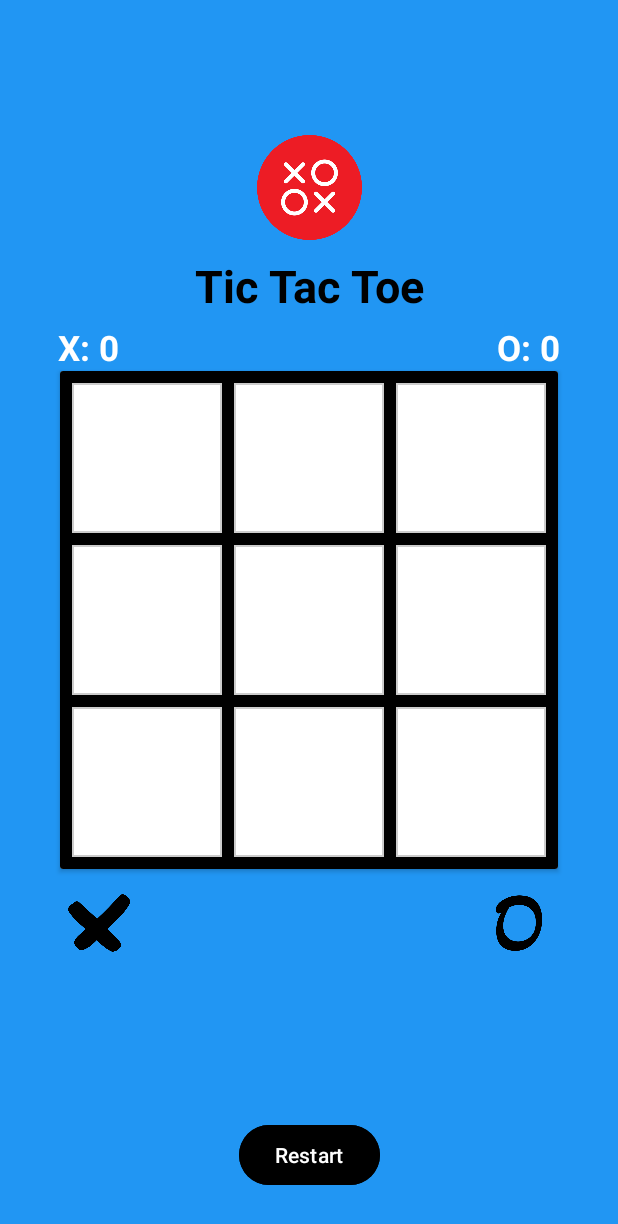
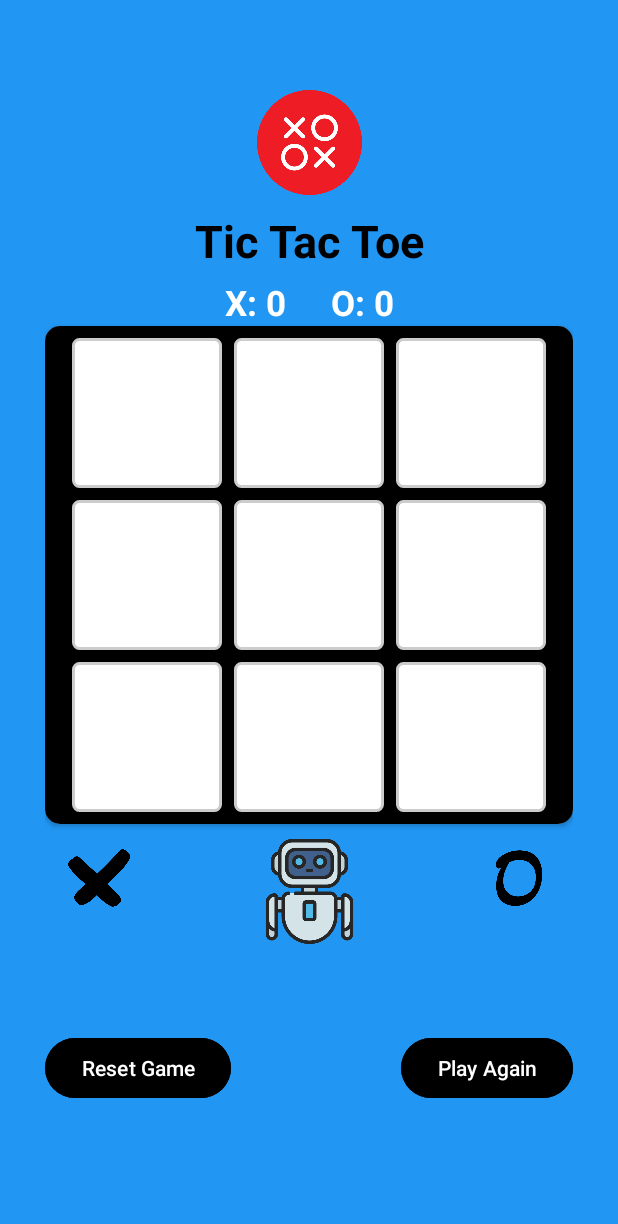
Before and after one commit to Neloy007/TicTacToe, an Android app: the screen it shows after launch (MainActivity), on a phone screen of 412 x 824 dp. Shown: the top 1224 px of the screen. Run offline under Robolectric (Android 15) with nearby library versions, the phone set to English and light mode, and no system bars.

Commit message:
mini max algorithm

```diff
--- a/app/src/main/AndroidManifest.xml
+++ b/app/src/main/AndroidManifest.xml
@@ -6,9 +6,9 @@
         android:allowBackup="true"
         android:dataExtractionRules="@xml/data_extraction_rules"
         android:fullBackupContent="@xml/backup_rules"
-        android:icon="@mipmap/ic_launcher"
+        android:icon="@drawable/game"
         android:label="@string/app_name"
-        android:roundIcon="@mipmap/ic_launcher_round"
+        android:roundIcon="@drawable/game"
         android:supportsRtl="true"
         android:theme="@style/Theme.TicTacToe">
         <activity
--- a/app/src/main/res/drawable/cell_background.xml
+++ b/app/src/main/res/drawable/cell_background.xml
@@ -1,5 +1,6 @@
 <?xml version="1.0" encoding="utf-8"?>
 <shape xmlns:android="http://schemas.android.com/apk/res/android" android:shape="rectangle">
-    <solid android:color="#FFFFFF"/>
-    <stroke android:width="1dp" android:color="#CCCCCC"/>
+    <solid android:color="@color/white" />
+    <stroke android:width="2dp" android:color="#CCCCCC" />
+    <corners android:radius="4dp" />
 </shape>
--- a/app/src/main/res/layout/activity_main.xml
+++ b/app/src/main/res/layout/activity_main.xml
@@ -1,5 +1,6 @@
 <?xml version="1.0" encoding="utf-8"?>
-<androidx.constraintlayout.widget.ConstraintLayout xmlns:android="http://schemas.android.com/apk/res/android"
+<androidx.constraintlayout.widget.ConstraintLayout
+    xmlns:android="http://schemas.android.com/apk/res/android"
     xmlns:app="http://schemas.android.com/apk/res-auto"
     xmlns:tools="http://schemas.android.com/tools"
     android:id="@+id/main"
@@ -9,12 +10,13 @@
     android:layout_height="match_parent"
     tools:context=".MainActivity">
 
+
     <ImageView
         android:id="@+id/logo"
         android:layout_width="70dp"
         android:layout_height="70dp"
         android:src="@drawable/game"
-        android:layout_marginTop="60dp"
+        android:layout_marginTop="30dp"
         app:layout_constraintTop_toTopOf="parent"
         app:layout_constraintStart_toStartOf="parent"
         app:layout_constraintEnd_toEndOf="parent"/>
@@ -30,7 +32,7 @@
         android:textColor="@color/black"
         android:textStyle="bold"
         android:layout_marginTop="10dp"
-                app:layout_constraintTop_toBottomOf="@+id/logo"
+        app:layout_constraintTop_toBottomOf="@id/logo"
         app:layout_constraintStart_toStartOf="parent"
         app:layout_constraintEnd_toEndOf="parent" />
 
@@ -39,7 +41,7 @@
         android:id="@+id/scoreText"
         android:layout_width="wrap_content"
         android:layout_height="wrap_content"
-                android:text="X: 0                                          O: 0"
+        android:text="X: 0     O: 0"
         android:textColor="@color/white"
         android:textSize="23sp"
         android:textStyle="bold"
@@ -51,17 +53,20 @@
 
     <androidx.cardview.widget.CardView
         android:id="@+id/gridCardView"
-                android:layout_width="wrap_content"
+        android:layout_width="0dp"
         android:layout_height="wrap_content"
         android:elevation="20dp"
+        app:cardCornerRadius="10dp"
         app:layout_constraintStart_toStartOf="parent"
         app:layout_constraintEnd_toEndOf="parent"
         app:layout_constraintTop_toBottomOf="@+id/scoreText">
+
         <androidx.constraintlayout.widget.ConstraintLayout
             android:layout_width="match_parent"
             android:background="@color/black"
             android:padding="4dp"
             android:layout_height="match_parent">
+
             <GridLayout
                 android:id="@+id/gridLayout"
                 android:layout_width="wrap_content"
@@ -75,12 +80,7 @@
                 app:layout_constraintEnd_toEndOf="parent">
 
 
-                        <ImageView
-                            android:id="@+id/cell0"
-                            android:layout_width="100dp"
-                            android:layout_height="100dp"
-                            android:background="@drawable/cell_background"
-                            android:scaleType="centerInside" />
+                <ImageView android:id="@+id/cell0" android:layout_width="100dp" android:layout_height="100dp" android:background="@drawable/cell_background" android:scaleType="centerInside" />
                 <ImageView android:id="@+id/cell1" android:layout_width="100dp" android:layout_height="100dp" android:background="@drawable/cell_background" android:scaleType="centerInside" />
                 <ImageView android:id="@+id/cell2" android:layout_width="100dp" android:layout_height="100dp" android:background="@drawable/cell_background" android:scaleType="centerInside" />
                 <ImageView android:id="@+id/cell3" android:layout_width="100dp" android:layout_height="100dp" android:background="@drawable/cell_background" android:scaleType="centerInside" />
@@ -91,8 +91,9 @@
                 <ImageView android:id="@+id/cell8" android:layout_width="100dp" android:layout_height="100dp" android:background="@drawable/cell_background" android:scaleType="centerInside" />
             </GridLayout>
         </androidx.constraintlayout.widget.ConstraintLayout>
+    </androidx.cardview.widget.CardView>
 
-            </androidx.cardview.widget.CardView>
+
     <ImageView
         android:id="@+id/btnChooseX"
         android:layout_width="72dp"
@@ -102,6 +103,7 @@
         app:layout_constraintTop_toBottomOf="@+id/gridCardView"
         app:layout_constraintStart_toStartOf="parent"
         android:padding="15dp" />
+
 
     <ImageView
         android:id="@+id/btnChooseO"
@@ -113,23 +115,41 @@
         app:layout_constraintEnd_toEndOf="parent"
         android:padding="8dp"
         android:layout_marginStart="16dp" />
+
+
     <Button
-                    android:id="@+id/btnRestart"
+        android:id="@+id/btnPlayAgain"
         android:layout_width="wrap_content"
         android:layout_height="wrap_content"
-                    android:text="Restart"
+        android:text="Play Again"
+        android:textColor="@color/white"
         android:backgroundTint="@color/black"
+        app:layout_constraintTop_toBottomOf="@id/btnChooseO"
+        app:layout_constraintEnd_toEndOf="parent"
+        app:layout_constraintBottom_toBottomOf="parent"
+        android:layout_marginTop="8dp" />
+
+
+    <Button
+        android:id="@+id/btnReset"
+        android:layout_width="wrap_content"
+        android:layout_height="wrap_content"
+        android:text="Reset Game"
+        android:textColor="@color/white"
+        android:backgroundTint="@color/black"
+        app:layout_constraintTop_toBottomOf="@id/btnChooseX"
+        app:layout_constraintStart_toStartOf="parent"
+        app:layout_constraintBottom_toBottomOf="parent"
+        android:layout_marginTop="8dp" />
+
+    <ImageView
+        android:id="@+id/robot"
+        android:layout_width="70dp"
+        android:layout_height="70dp"
+        android:src="@drawable/robot1"
+        app:layout_constraintTop_toBottomOf="@id/gridCardView"
         app:layout_constraintStart_toStartOf="parent"
         app:layout_constraintEnd_toEndOf="parent"
-                    app:layout_constraintBottom_toBottomOf="parent"/>
-
-
-
-
-
-
-
-
-
+        android:layout_marginTop="10dp"/>
 
 </androidx.constraintlayout.widget.ConstraintLayout>
```
Also changed, not shown: app/src/main/java/com/example/tictactoe/MainActivity.kt (+248 -83 lines), app/src/main/res/drawable/robot1.png (added), 2 other files. Lines whose indentation alone changed are shown as unchanged.
